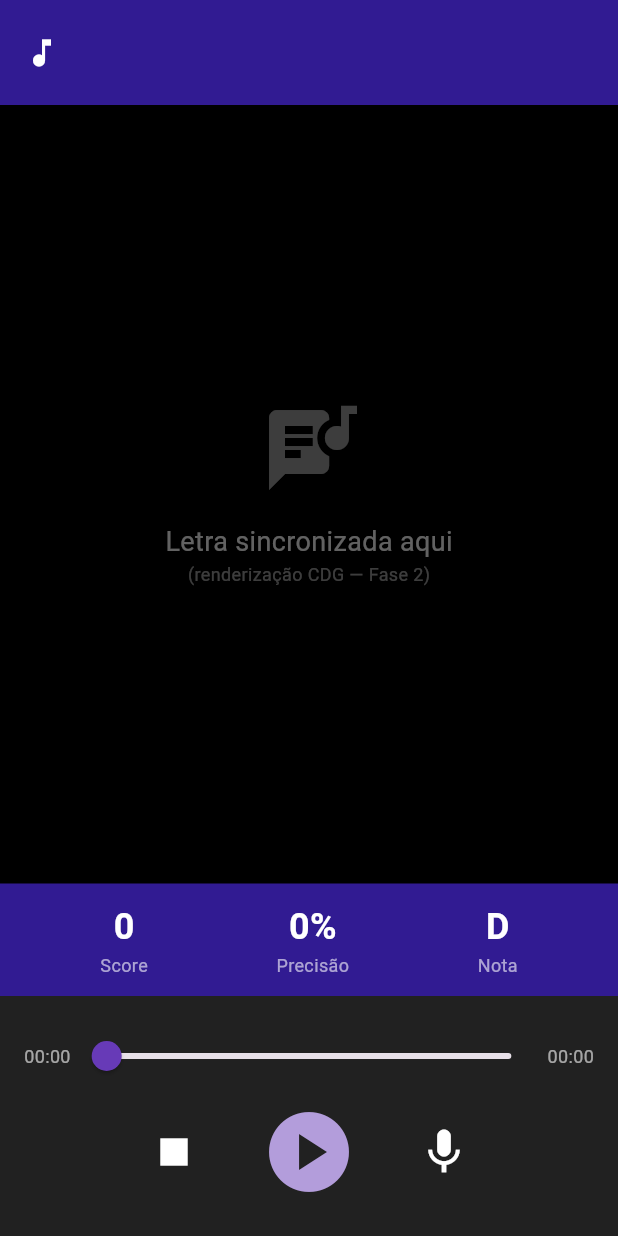
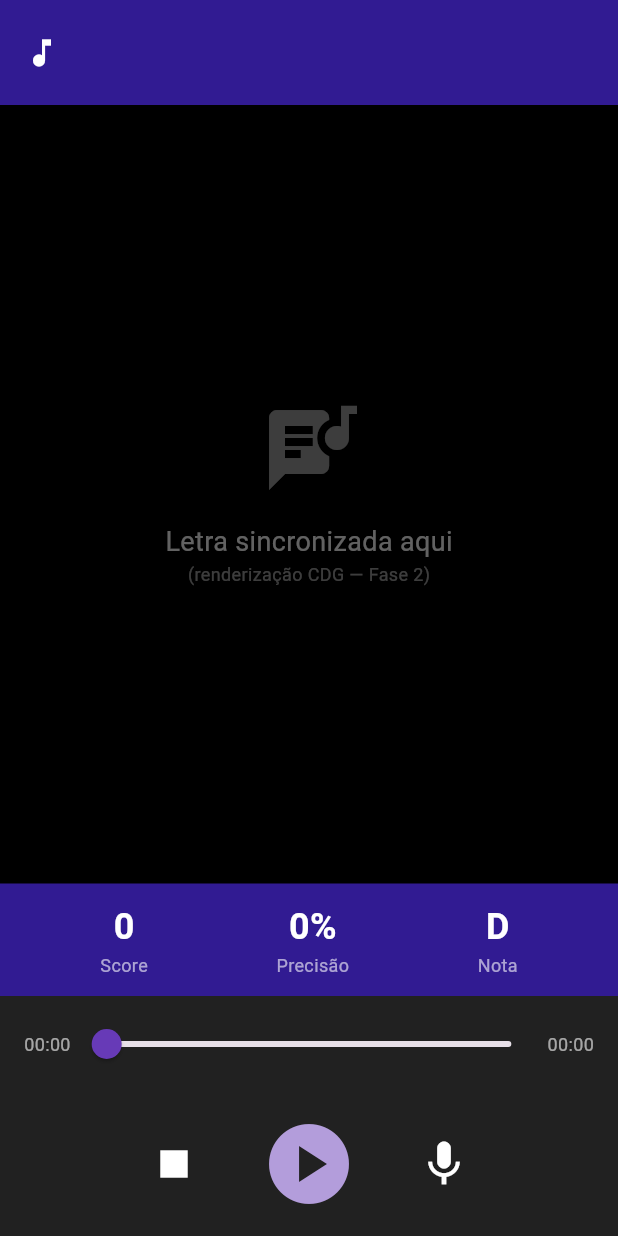
Before and after one commit to renash2me/karaoke, a Flutter app: the PlayerScreen screen opened directly with empty values, after a tap on the "stop" icon, on a phone screen of 412 x 824 dp. Run offline on Flutter 3.47's test engine with Material 3 defaults, Android fonts, the phone set to English and light mode, and no system bars; our stand-ins replace go_router, just_audio, shared_preferences; accounts and stored records are empty; network calls fail.

Commit message:
fix: autoplay, slider sem foco, botão voltar no player

```diff
--- a/flutter_app/lib/screens/player_screen.dart
+++ b/flutter_app/lib/screens/player_screen.dart
@@ -1,5 +1,6 @@
 import 'dart:async';
 import 'package:flutter/material.dart';
+import 'package:flutter/services.dart';
 import 'package:go_router/go_router.dart';
 import 'package:just_audio/just_audio.dart';
 import '../services/api_service.dart';
@@ -33,6 +34,7 @@ class _PlayerScreenState extends State<PlayerScreen> {
   Duration _position = Duration.zero;
   Duration _duration = Duration.zero;
   StreamSubscription? _positionSub;
+  StreamSubscription? _stateSub;
 
   @override
   void initState() {
@@ -53,11 +55,15 @@ class _PlayerScreenState extends State<PlayerScreen> {
       });
     });
 
-    _player.playerStateStream.listen((state) {
+    _stateSub = _player.playerStateStream.listen((state) {
+      setState(() => _playing = state.playing);
       if (state.processingState == ProcessingState.completed) {
         _onFinished();
       }
     });
+
+    // Auto-play ao entrar na tela
+    await _player.play();
   }
 
   Future<void> _togglePlay() async {
@@ -66,14 +72,13 @@ class _PlayerScreenState extends State<PlayerScreen> {
     } else {
       await _player.play();
     }
-    setState(() => _playing = !_playing);
   }
 
   Future<void> _onFinished() async {
+    if (_finished) return;
     setState(() => _finished = true);
     await _player.stop();
 
-    // Envia score para o servidor
     await ApiService.submitScore(
       widget.roomId,
       widget.singerName,
@@ -81,7 +86,7 @@ class _PlayerScreenState extends State<PlayerScreen> {
       _scoreCalc.accuracy,
     );
 
-    _showResultDialog();
+    if (mounted) _showResultDialog();
   }
 
   void _showResultDialog() {
@@ -95,17 +100,25 @@ class _PlayerScreenState extends State<PlayerScreen> {
           children: [
             Text(
               _scoreCalc.grade,
-              style: const TextStyle(fontSize: 72, fontWeight: FontWeight.bold, color: Colors.deepPurple),
+              style: const TextStyle(
+                  fontSize: 72,
+                  fontWeight: FontWeight.bold,
+                  color: Colors.deepPurple),
             ),
-            Text('Score: ${_scoreCalc.score} pts', style: const TextStyle(fontSize: 20)),
-            Text('Precisão: ${(_scoreCalc.accuracy * 100).toStringAsFixed(1)}%'),
+            Text('Score: ${_scoreCalc.score} pts',
+                style: const TextStyle(fontSize: 20)),
+            Text(
+                'Precisão: ${(_scoreCalc.accuracy * 100).toStringAsFixed(1)}%'),
           ],
         ),
         actions: [
-          TextButton(
+          ElevatedButton(
             onPressed: () {
-              context.pop();
-              context.pop();
+              Navigator.of(context).pop();
+              context.go('/room/${widget.roomId}', extra: {
+                'room': {'id': widget.roomId, 'name': '', 'code': ''},
+                'singerName': widget.singerName,
+              });
             },
             child: const Text('Voltar para a sala'),
           ),
@@ -123,18 +136,25 @@ class _PlayerScreenState extends State<PlayerScreen> {
   @override
   void dispose() {
     _positionSub?.cancel();
+    _stateSub?.cancel();
     _player.dispose();
     super.dispose();
   }
 
   @override
   Widget build(BuildContext context) {
-    return Scaffold(
+    return PopScope(
+      canPop: false,
+      onPopInvokedWithResult: (didPop, result) async {
+        await _player.stop();
+        if (context.mounted) context.pop();
+      },
+      child: Scaffold(
         backgroundColor: Colors.black,
         body: SafeArea(
           child: Column(
             children: [
-            // Barra superior com info da música
+              // Barra superior
               Container(
                 padding: const EdgeInsets.all(16),
                 color: Colors.deepPurple.shade900,
@@ -147,9 +167,12 @@ class _PlayerScreenState extends State<PlayerScreen> {
                         crossAxisAlignment: CrossAxisAlignment.start,
                         children: [
                           Text(widget.song['title'] ?? '',
-                            style: const TextStyle(color: Colors.white, fontWeight: FontWeight.bold)),
+                              style: const TextStyle(
+                                  color: Colors.white,
+                                  fontWeight: FontWeight.bold)),
                           Text(widget.song['artist'] ?? '',
-                            style: const TextStyle(color: Colors.white60, fontSize: 12)),
+                              style: const TextStyle(
+                                  color: Colors.white60, fontSize: 12)),
                         ],
                       ),
                     ),
@@ -159,7 +182,7 @@ class _PlayerScreenState extends State<PlayerScreen> {
                 ),
               ),
 
-            // Área da letra (placeholder — CDG renderer seria aqui)
+              // Área da letra
               Expanded(
                 child: Container(
                   color: Colors.black,
@@ -169,23 +192,22 @@ class _PlayerScreenState extends State<PlayerScreen> {
                       children: [
                         Icon(Icons.lyrics, size: 64, color: Colors.white24),
                         SizedBox(height: 16),
-                      Text(
-                        'Letra sincronizada aqui',
-                        style: TextStyle(color: Colors.white38, fontSize: 18),
-                      ),
-                      Text(
-                        '(renderização CDG — Fase 2)',
-                        style: TextStyle(color: Colors.white24, fontSize: 12),
-                      ),
+                        Text('Letra sincronizada aqui',
+                            style: TextStyle(
+                                color: Colors.white38, fontSize: 18)),
+                        Text('(renderização CDG — Fase 2)',
+                            style: TextStyle(
+                                color: Colors.white24, fontSize: 12)),
                       ],
                     ),
                   ),
                 ),
               ),
 
-            // Score em tempo real
+              // Score
               Container(
-              padding: const EdgeInsets.symmetric(horizontal: 24, vertical: 12),
+                padding:
+                    const EdgeInsets.symmetric(horizontal: 24, vertical: 12),
                 color: Colors.deepPurple.shade900,
                 child: Row(
                   mainAxisAlignment: MainAxisAlignment.spaceAround,
@@ -193,40 +215,52 @@ class _PlayerScreenState extends State<PlayerScreen> {
                     _ScoreWidget(label: 'Score', value: '$_currentScore'),
                     _ScoreWidget(
                         label: 'Precisão',
-                    value: '${(_accuracy * 100).toStringAsFixed(0)}%',
+                        value:
+                            '${(_accuracy * 100).toStringAsFixed(0)}%'),
+                    _ScoreWidget(label: 'Nota', value: _scoreCalc.grade),
+                  ],
                 ),
-                  _ScoreWidget(label: 'Nota', value: _scoreCalc.grade),
+              ),
+
+              // Progresso — sem foco para não travar no D-pad
+              Container(
+                padding:
+                    const EdgeInsets.symmetric(horizontal: 16, vertical: 8),
+                color: Colors.grey.shade900,
+                child: Row(
+                  children: [
+                    Text(_formatDuration(_position),
+                        style: const TextStyle(
+                            color: Colors.white60, fontSize: 12)),
+                    Expanded(
+                      child: ExcludeFocus(
+                        child: Slider(
+                          value: _duration.inSeconds > 0
+                              ? (_position.inSeconds /
+                                      _duration.inSeconds)
+                                  .clamp(0.0, 1.0)
+                              : 0,
+                          onChanged: (v) {
+                            _player.seek(Duration(
+                                seconds:
+                                    (v * _duration.inSeconds).round()));
+                          },
+                          activeColor: Colors.deepPurple,
+                        ),
+                      ),
+                    ),
+                    Text(_formatDuration(_duration),
+                        style: const TextStyle(
+                            color: Colors.white60, fontSize: 12)),
                   ],
                 ),
               ),
 
               // Controles
               Container(
-              padding: const EdgeInsets.all(16),
+                padding: const EdgeInsets.symmetric(vertical: 8),
                 color: Colors.grey.shade900,
-              child: Column(
-                children: [
-                  // Progresso
-                  Row(
-                    children: [
-                      Text(_formatDuration(_position),
-                          style: const TextStyle(color: Colors.white60, fontSize: 12)),
-                      Expanded(
-                        child: Slider(
-                          value: _duration.inSeconds > 0
-                              ? _position.inSeconds / _duration.inSeconds
-                              : 0,
-                          onChanged: (v) {
-                            _player.seek(Duration(seconds: (v * _duration.inSeconds).round()));
-                          },
-                          activeColor: Colors.deepPurple,
-                        ),
-                      ),
-                      Text(_formatDuration(_duration),
-                          style: const TextStyle(color: Colors.white60, fontSize: 12)),
-                    ],
-                  ),
-                  Row(
+                child: Row(
                   mainAxisAlignment: MainAxisAlignment.center,
                   children: [
                     IconButton(
@@ -237,7 +271,9 @@ class _PlayerScreenState extends State<PlayerScreen> {
                     const SizedBox(width: 24),
                     IconButton(
                       icon: Icon(
-                          _playing ? Icons.pause_circle : Icons.play_circle,
+                        _playing
+                            ? Icons.pause_circle
+                            : Icons.play_circle,
                         color: Colors.deepPurple.shade200,
                       ),
                       onPressed: _togglePlay,
@@ -251,10 +287,9 @@ class _PlayerScreenState extends State<PlayerScreen> {
                     ),
                   ],
                 ),
+              ),
             ],
           ),
-            ),
-          ],
         ),
       ),
     );
@@ -273,8 +308,11 @@ class _ScoreWidget extends StatelessWidget {
       children: [
         Text(value,
             style: const TextStyle(
-                color: Colors.white, fontSize: 24, fontWeight: FontWeight.bold)),
-        Text(label, style: const TextStyle(color: Colors.white60, fontSize: 12)),
+                color: Colors.white,
+                fontSize: 24,
+                fontWeight: FontWeight.bold)),
+        Text(label,
+            style: const TextStyle(color: Colors.white60, fontSize: 12)),
       ],
     );
   }
```
Lines whose indentation alone changed are shown as unchanged.
